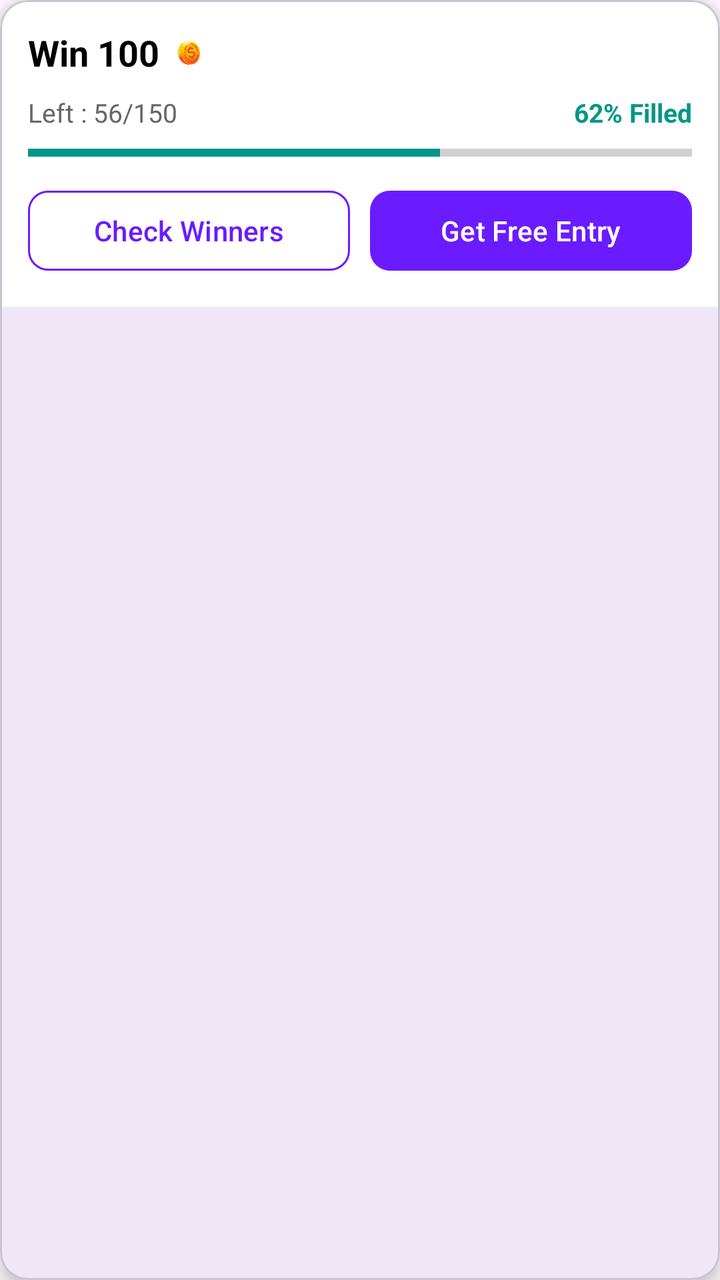
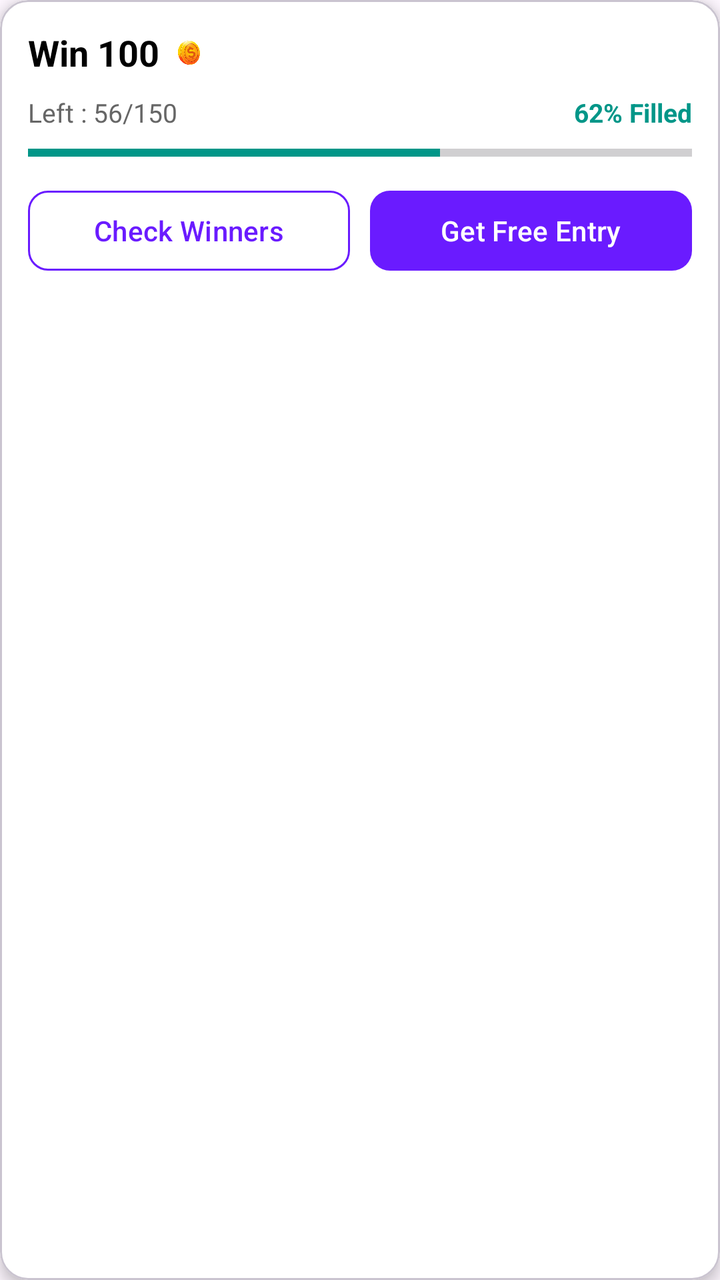

Before-and-after screenshots of an Android layout around one commit, followed by the original layout XML and the change that was made.
<!-- AndroidManifest.xml: application theme Theme.RGamer -->
<!-- res/layout/item_lucky_draw.xml -->
<?xml version="1.0" encoding="utf-8"?>
<com.google.android.material.card.MaterialCardView
    xmlns:android="http://schemas.android.com/apk/res/android"
    xmlns:app="http://schemas.android.com/apk/res-auto"
    android:id="@+id/cardLuckyDrawRoot"
    android:layout_width="match_parent"
    android:layout_height="wrap_content"
    android:layout_marginBottom="12dp"
    app:cardCornerRadius="14dp"
    app:cardElevation="4dp"
    android:background="@color/white">

    <LinearLayout
        android:layout_width="match_parent"
        android:layout_height="wrap_content"
        android:padding="14dp"
        android:background="@color/white"
        android:orientation="vertical">

        
        <LinearLayout
            android:layout_width="match_parent"
            android:layout_height="wrap_content"
            android:orientation="horizontal"
            android:gravity="center_vertical">

            <TextView
                android:id="@+id/txtReward"
                android:layout_width="wrap_content"
                android:layout_height="wrap_content"
                android:text="Win 100"
                android:textSize="18sp"
                android:textStyle="bold"
                android:textColor="@color/black" />

            <ImageView
                android:id="@+id/imgCoin"
                android:layout_width="18dp"
                android:layout_height="18dp"
                android:layout_marginStart="6dp"
                android:src="@drawable/ic_coin" />

            <TextView
                android:layout_width="0dp"
                android:layout_height="wrap_content"
                android:layout_weight="1"/>

            <TextView
                android:id="@+id/txtDrawId"
                android:layout_width="wrap_content"
                android:layout_height="wrap_content"
                android:text="#1122734"
                android:textSize="12sp"
                android:textColor="#AAAAAA"
                android:visibility="invisible"/>
        </LinearLayout>

        
        <LinearLayout
            android:layout_width="match_parent"
            android:layout_height="wrap_content"
            android:layout_marginTop="8dp"
            android:orientation="horizontal">

            <TextView
                android:id="@+id/txtSlots"
                android:layout_width="wrap_content"
                android:layout_height="wrap_content"
                android:text="Left : 56/150"
                android:textSize="13sp"
                android:textColor="#666666" />

            <TextView
                android:layout_width="0dp"
                android:layout_height="wrap_content"
                android:layout_weight="1"/>

            <TextView
                android:id="@+id/txtPercent"
                android:layout_width="wrap_content"
                android:layout_height="wrap_content"
                android:text="62% Filled"
                android:textSize="13sp"
                android:textStyle="bold"
                android:textColor="#009688" />
        </LinearLayout>

        
        <ProgressBar
            android:id="@+id/progressSlots"
            style="?android:attr/progressBarStyleHorizontal"
            android:layout_width="match_parent"
            android:layout_height="6dp"
            android:layout_marginTop="8dp"
            android:max="100"
            android:progress="62"
            android:progressTint="#009688"
            android:backgroundTint="#E0E0E0"/>

        
        <LinearLayout
            android:layout_width="match_parent"
            android:layout_height="wrap_content"
            android:layout_marginTop="12dp"
            android:orientation="horizontal">

            <com.google.android.material.button.MaterialButton
                android:id="@+id/btnCheckWinners"
                android:layout_width="0dp"
                android:layout_height="wrap_content"
                android:layout_weight="1"
                android:text="Check Winners"
                android:textAllCaps="false"
                app:cornerRadius="10dp"
                app:strokeColor="#6A1BFF"
                app:strokeWidth="1dp"
                app:backgroundTint="@android:color/white"
                android:textColor="#6A1BFF"/>

            <com.google.android.material.button.MaterialButton
                android:id="@+id/btnFreeEntry"
                android:layout_width="0dp"
                android:layout_height="wrap_content"
                android:layout_weight="1"
                android:layout_marginStart="10dp"
                android:text="Get Free Entry"
                android:textAllCaps="false"
                app:cornerRadius="10dp"
                app:backgroundTint="#6A1BFF"
                android:textColor="@android:color/white"/>
        </LinearLayout>

    </LinearLayout>
</com.google.android.material.card.MaterialCardView>
<!-- resources referenced by this layout -->
<resources>
  <color name="black">#FF000000</color>
  <color name="white">#FFFFFFFF</color>
  <!-- drawable ic_coin: png bitmap (drawable, 507750 bytes) -->
  <style name="Theme.RGamer" parent="Base.Theme.RGamer" />
  <style name="Base.Theme.RGamer" parent="Theme.Material3.DayNight.NoActionBar">
          
          
      </style>
</resources>

<!-- the commit's change to res/layout/item_lucky_draw.xml (unified diff, before → after) -->
@@ -8,12 +8,15 @@
     android:layout_marginBottom="12dp"
     app:cardCornerRadius="14dp"
     app:cardElevation="4dp"
+    app:cardBackgroundColor="@color/white"
+    android:backgroundTint="@color/white"
     android:background="@color/white">
 
     <LinearLayout
         android:layout_width="match_parent"
         android:layout_height="wrap_content"
         android:padding="14dp"
+        android:backgroundTint="@color/white"
         android:background="@color/white"
         android:orientation="vertical">
 
@@ -121,13 +124,13 @@
                 android:id="@+id/btnFreeEntry"
                 android:layout_width="0dp"
                 android:layout_height="wrap_content"
+                android:layout_marginStart="10dp"
                 android:layout_weight="1"
-                android:layout_marginStart="10dp"
                 android:text="Get Free Entry"
                 android:textAllCaps="false"
-                app:cornerRadius="10dp"
+                android:textColor="@android:color/white"
                 app:backgroundTint="#6A1BFF"
-                android:textColor="@android:color/white"/>
+                app:cornerRadius="10dp" />
         </LinearLayout>
 
     </LinearLayout>
